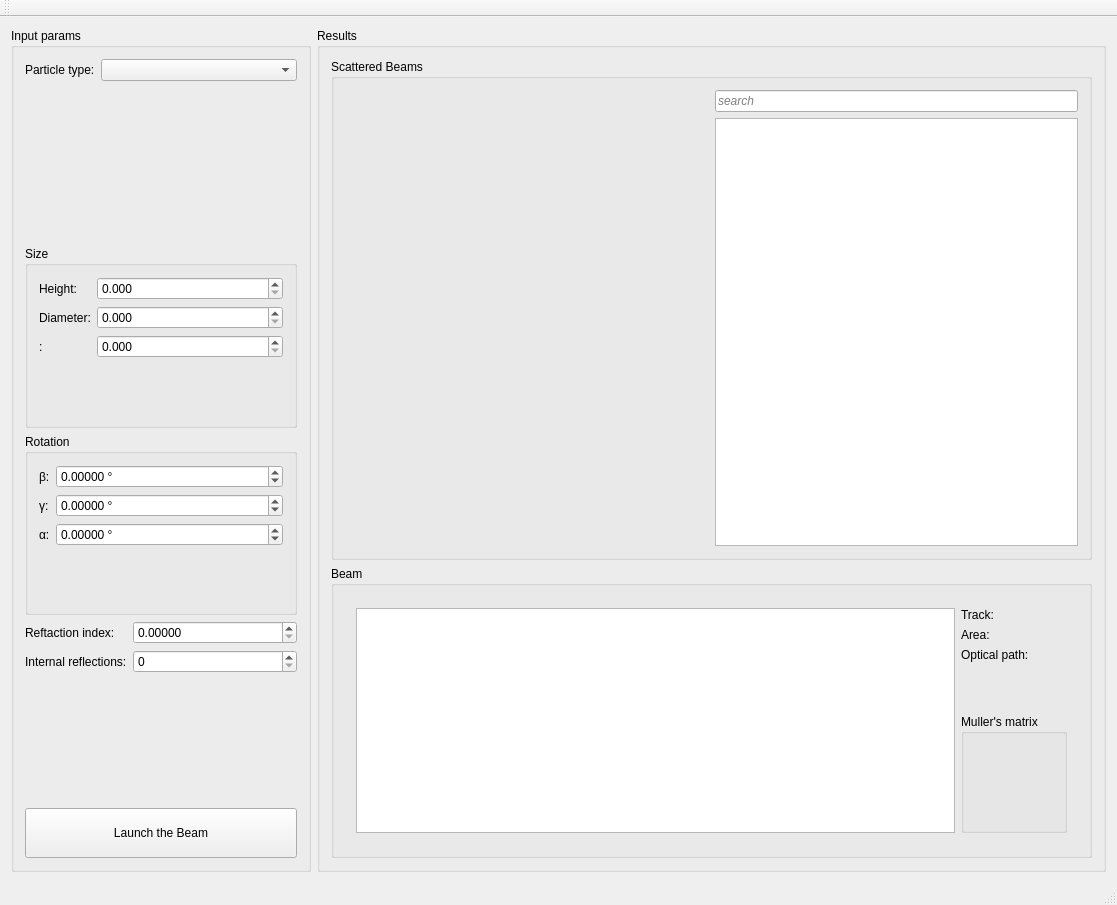
Old version of the form src/ui/MainWindow.ui in the repository Heart-Under-Blade/BS_visual.
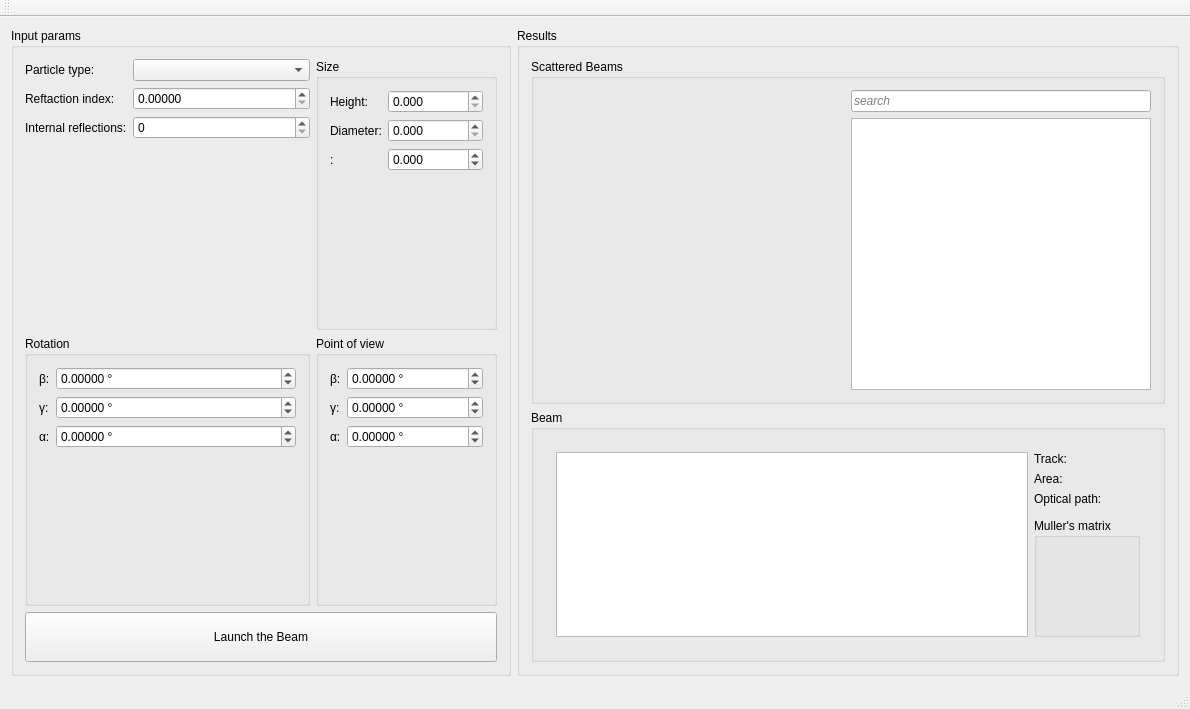
New version of the form.

Commit message: [add] rotatioin of point of view and axes

```diff
--- a/src/ui/MainWindow.ui
+++ b/src/ui/MainWindow.ui
@@ -6,8 +6,8 @@
    <rect>
     <x>0</x>
     <y>0</y>
-    <width>1117</width>
-    <height>905</height>
+    <width>1108</width>
+    <height>700</height>
    </rect>
   </property>
   <property name="windowTitle">
@@ -283,6 +283,7 @@
               <height>300</height>
              </size>
             </property>
+            <zorder>groupBox_input</zorder>
            </widget>
           </item>
          </layout>
@@ -294,30 +295,40 @@
     <item row="0" column="0">
      <widget class="QGroupBox" name="groupBox_input">
       <property name="sizePolicy">
-       <sizepolicy hsizetype="Minimum" vsizetype="Expanding">
+       <sizepolicy hsizetype="Preferred" vsizetype="Expanding">
         <horstretch>0</horstretch>
         <verstretch>0</verstretch>
        </sizepolicy>
       </property>
       <property name="minimumSize">
        <size>
-        <width>300</width>
+        <width>500</width>
         <height>0</height>
        </size>
       </property>
       <property name="title">
        <string>Input params</string>
       </property>
-      <layout class="QVBoxLayout" name="verticalLayout_2">
-       <item>
+      <layout class="QGridLayout" name="gridLayout_7">
+       <item row="5" column="0" colspan="4">
+        <widget class="QPushButton" name="pushButton">
+         <property name="minimumSize">
+          <size>
+           <width>0</width>
+           <height>50</height>
+          </size>
+         </property>
+         <property name="text">
+          <string>Launch the Beam</string>
+         </property>
+        </widget>
+       </item>
+       <item row="0" column="0">
         <layout class="QFormLayout" name="formLayout_2">
-         <item row="0" column="1">
-          <widget class="QComboBox" name="comboBox_types"/>
-         </item>
          <item row="0" column="0">
           <widget class="QLabel" name="label_4">
            <property name="sizePolicy">
-            <sizepolicy hsizetype="Minimum" vsizetype="Preferred">
+            <sizepolicy hsizetype="Expanding" vsizetype="Preferred">
              <horstretch>0</horstretch>
              <verstretch>0</verstretch>
             </sizepolicy>
@@ -327,72 +338,71 @@
            </property>
           </widget>
          </item>
+         <item row="0" column="1">
+          <widget class="QComboBox" name="comboBox_types">
+           <property name="sizePolicy">
+            <sizepolicy hsizetype="Expanding" vsizetype="Fixed">
+             <horstretch>0</horstretch>
+             <verstretch>0</verstretch>
+            </sizepolicy>
+           </property>
+          </widget>
+         </item>
+         <item row="1" column="0">
+          <widget class="QLabel" name="label_5">
+           <property name="sizePolicy">
+            <sizepolicy hsizetype="Expanding" vsizetype="Preferred">
+             <horstretch>0</horstretch>
+             <verstretch>0</verstretch>
+            </sizepolicy>
+           </property>
+           <property name="text">
+            <string>Reftaction index:</string>
+           </property>
+          </widget>
+         </item>
+         <item row="1" column="1">
+          <widget class="QDoubleSpinBox" name="doubleSpinBox_refrIndex">
+           <property name="sizePolicy">
+            <sizepolicy hsizetype="Expanding" vsizetype="Fixed">
+             <horstretch>0</horstretch>
+             <verstretch>0</verstretch>
+            </sizepolicy>
+           </property>
+           <property name="decimals">
+            <number>5</number>
+           </property>
+           <property name="singleStep">
+            <double>0.000100000000000</double>
+           </property>
+          </widget>
+         </item>
+         <item row="2" column="0">
+          <widget class="QLabel" name="label_30">
+           <property name="sizePolicy">
+            <sizepolicy hsizetype="Expanding" vsizetype="Preferred">
+             <horstretch>0</horstretch>
+             <verstretch>0</verstretch>
+            </sizepolicy>
+           </property>
+           <property name="text">
+            <string>Internal reflections:</string>
+           </property>
+          </widget>
+         </item>
+         <item row="2" column="1">
+          <widget class="QSpinBox" name="spinBox_inter">
+           <property name="sizePolicy">
+            <sizepolicy hsizetype="Expanding" vsizetype="Fixed">
+             <horstretch>0</horstretch>
+             <verstretch>0</verstretch>
+            </sizepolicy>
+           </property>
+          </widget>
+         </item>
         </layout>
        </item>
-       <item>
-        <widget class="QGroupBox" name="groupBox_6">
-         <property name="title">
-          <string>Size</string>
-         </property>
-         <layout class="QFormLayout" name="formLayout_6">
-          <item row="0" column="0">
-           <widget class="QLabel" name="label_28">
-            <property name="text">
-             <string>Height:</string>
-            </property>
-           </widget>
-          </item>
-          <item row="1" column="0">
-           <widget class="QLabel" name="label_29">
-            <property name="text">
-             <string>Diameter:</string>
-            </property>
-           </widget>
-          </item>
-          <item row="2" column="0">
-           <widget class="QLabel" name="label_additional">
-            <property name="text">
-             <string>&lt;Additional&gt;:</string>
-            </property>
-           </widget>
-          </item>
-          <item row="0" column="1">
-           <widget class="QDoubleSpinBox" name="doubleSpinBox_height">
-            <property name="decimals">
-             <number>3</number>
-            </property>
-            <property name="maximum">
-             <double>9999999.000000000000000</double>
-            </property>
-           </widget>
-          </item>
-          <item row="1" column="1">
-           <widget class="QDoubleSpinBox" name="doubleSpinBox_diameter">
-            <property name="decimals">
-             <number>3</number>
-            </property>
-            <property name="minimum">
-             <double>0.000000000000000</double>
-            </property>
-            <property name="maximum">
-             <double>9999999.000000000000000</double>
-            </property>
-           </widget>
-          </item>
-          <item row="2" column="1">
-           <widget class="QDoubleSpinBox" name="doubleSpinBox_additional">
-            <property name="decimals">
-             <number>3</number>
-            </property>
-            <property name="maximum">
-             <double>9999999.000000000000000</double>
-            </property>
-           </widget>
-          </item>
-         </layout>
-        </widget>
-       </item>
-       <item>
+       <item row="4" column="0">
         <widget class="QGroupBox" name="groupBox_rotation">
          <property name="title">
           <string>Rotation</string>
@@ -477,48 +487,157 @@
          </layout>
         </widget>
        </item>
-       <item>
-        <layout class="QFormLayout" name="formLayout_3">
-         <item row="0" column="0">
-          <widget class="QLabel" name="label_5">
-           <property name="text">
-            <string>Reftaction index:</string>
-           </property>
-          </widget>
-         </item>
-         <item row="0" column="1">
-          <widget class="QDoubleSpinBox" name="doubleSpinBox_refrIndex">
-           <property name="decimals">
-            <number>5</number>
-           </property>
-           <property name="singleStep">
-            <double>0.000100000000000</double>
-           </property>
-          </widget>
-         </item>
-         <item row="1" column="0">
-          <widget class="QLabel" name="label_30">
-           <property name="text">
-            <string>Internal reflections:</string>
-           </property>
-          </widget>
-         </item>
-         <item row="1" column="1">
-          <widget class="QSpinBox" name="spinBox_inter"/>
-         </item>
-        </layout>
+       <item row="0" column="1" colspan="3">
+        <widget class="QGroupBox" name="groupBox_6">
+         <property name="title">
+          <string>Size</string>
+         </property>
+         <layout class="QFormLayout" name="formLayout_6">
+          <item row="0" column="0">
+           <widget class="QLabel" name="label_28">
+            <property name="text">
+             <string>Height:</string>
+            </property>
+           </widget>
+          </item>
+          <item row="1" column="0">
+           <widget class="QLabel" name="label_29">
+            <property name="text">
+             <string>Diameter:</string>
+            </property>
+           </widget>
+          </item>
+          <item row="2" column="0">
+           <widget class="QLabel" name="label_additional">
+            <property name="text">
+             <string>&lt;Additional&gt;:</string>
+            </property>
+           </widget>
+          </item>
+          <item row="0" column="1">
+           <widget class="QDoubleSpinBox" name="doubleSpinBox_height">
+            <property name="decimals">
+             <number>3</number>
+            </property>
+            <property name="maximum">
+             <double>9999999.000000000000000</double>
+            </property>
+           </widget>
+          </item>
+          <item row="1" column="1">
+           <widget class="QDoubleSpinBox" name="doubleSpinBox_diameter">
+            <property name="decimals">
+             <number>3</number>
+            </property>
+            <property name="minimum">
+             <double>0.000000000000000</double>
+            </property>
+            <property name="maximum">
+             <double>9999999.000000000000000</double>
+            </property>
+           </widget>
+          </item>
+          <item row="2" column="1">
+           <widget class="QDoubleSpinBox" name="doubleSpinBox_additional">
+            <property name="decimals">
+             <number>3</number>
+            </property>
+            <property name="minimum">
+             <double>-9999999.000000000000000</double>
+            </property>
+            <property name="maximum">
+             <double>9999999.000000000000000</double>
+            </property>
+           </widget>
+          </item>
+         </layout>
+        </widget>
        </item>
-       <item>
-        <widget class="QPushButton" name="pushButton">
-         <property name="minimumSize">
-          <size>
-           <width>0</width>
-           <height>50</height>
-          </size>
+       <item row="4" column="1" colspan="3">
+        <widget class="QGroupBox" name="groupBox">
+         <property name="title">
+          <string>Point of view</string>
          </property>
-         <property name="text">
-          <string>Launch the Beam</string>
-         </property>
+         <layout class="QFormLayout" name="formLayout_3">
+          <item row="0" column="0">
+           <widget class="QLabel" name="label_7">
+            <property name="text">
+             <string>β:</string>
+            </property>
+           </widget>
+          </item>
+          <item row="0" column="1">
+           <widget class="QDoubleSpinBox" name="doubleSpinBox_view_beta">
+            <property name="prefix">
+             <string/>
+            </property>
+            <property name="suffix">
+             <string> °</string>
+            </property>
+            <property name="decimals">
+             <number>5</number>
+            </property>
+            <property name="minimum">
+             <double>-360.000000000000000</double>
+            </property>
+            <property name="maximum">
+             <double>360.000000000000000</double>
+            </property>
+           </widget>
+          </item>
+          <item row="2" column="1">
+           <widget class="QDoubleSpinBox" name="doubleSpinBox_view_alpha">
+            <property name="prefix">
+             <string/>
+            </property>
+            <property name="suffix">
+             <string> °</string>
+            </property>
+            <property name="decimals">
+             <number>5</number>
+            </property>
+            <property name="minimum">
+             <double>-360.000000000000000</double>
+            </property>
+            <property name="maximum">
+             <double>360.000000000000000</double>
+            </property>
+           </widget>
+          </item>
+          <item row="1" column="1">
+           <widget class="QDoubleSpinBox" name="doubleSpinBox_view_gamma">
+            <property name="prefix">
+             <string/>
+            </property>
+            <property name="suffix">
+             <string> °</string>
+            </property>
+            <property name="decimals">
+             <number>5</number>
+            </property>
+            <property name="minimum">
+             <double>-360.000000000000000</double>
+            </property>
+            <property name="maximum">
+             <double>360.000000000000000</double>
+            </property>
+           </widget>
+          </item>
+          <item row="1" column="0">
+           <widget class="QLabel" name="label_9">
+            <property name="text">
+             <string>γ:</string>
+            </property>
+           </widget>
+          </item>
+          <item row="2" column="0">
+           <widget class="QLabel" name="label_11">
+            <property name="text">
+             <string>α:</string>
+            </property>
+           </widget>
+          </item>
+         </layout>
         </widget>
        </item>
       </layout>
@@ -531,7 +650,7 @@
     <rect>
      <x>0</x>
      <y>0</y>
-     <width>1117</width>
+     <width>1108</width>
      <height>20</height>
     </rect>
    </property>
```
The commit also changes 9 other files.
